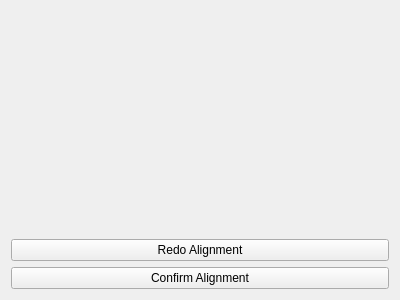
kkrizka/chister, file SwissHCC_ChipTestForm.ui: the form before one commit.
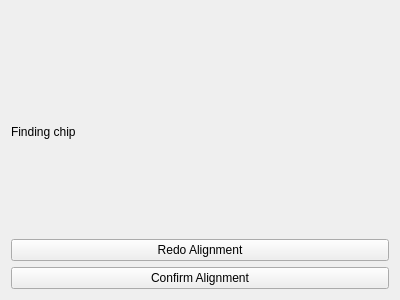
The form after the commit.

Commit message: Show chip align score when finding it.

The edit to the form file:
```diff
--- a/SwissHCC_ChipTestForm.ui
+++ b/SwissHCC_ChipTestForm.ui
@@ -60,6 +60,26 @@
      </property>
     </spacer>
    </item>
+   <item>
+    <widget class="QLabel" name="chipFoundLabel">
+     <property name="text">
+      <string>Finding chip</string>
+     </property>
+    </widget>
+   </item>
+   <item>
+    <spacer name="verticalSpacer_2">
+     <property name="orientation">
+      <enum>Qt::Vertical</enum>
+     </property>
+     <property name="sizeHint" stdset="0">
+      <size>
+       <width>20</width>
+       <height>40</height>
+      </size>
+     </property>
+    </spacer>
+   </item>
    <item>
     <widget class="QPushButton" name="redoPushButton">
      <property name="text">
```
The commit also changes 5 other files.
